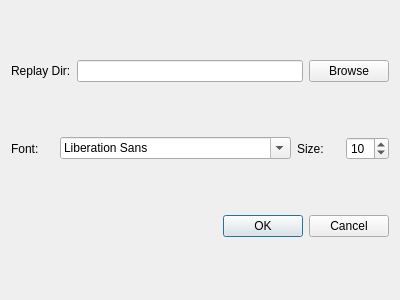
Before: the Qt Designer form preferences.ui in computerfr33k/Dota2_Replay_Manager, drawn with Qt 5.
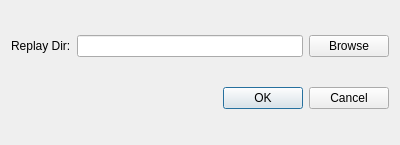
After: the same form once the commit is applied.

Patch:
```diff
--- a/preferences.ui
+++ b/preferences.ui
@@ -7,7 +7,7 @@
     <x>0</x>
     <y>0</y>
     <width>400</width>
-    <height>300</height>
+    <height>145</height>
    </rect>
   </property>
   <property name="windowTitle">
@@ -35,34 +35,6 @@
      </item>
     </layout>
    </item>
-   <item>
-    <layout class="QHBoxLayout" name="horizontalLayout_2">
-     <item>
-      <widget class="QLabel" name="label_2">
-       <property name="text">
-        <string>Font:</string>
-       </property>
-      </widget>
-     </item>
-     <item>
-      <widget class="QFontComboBox" name="fontComboBox"/>
-     </item>
-     <item>
-      <widget class="QLabel" name="label_3">
-       <property name="text">
-        <string>Size:</string>
-       </property>
-      </widget>
-     </item>
-     <item>
-      <widget class="QSpinBox" name="spinBox">
-       <property name="value">
-        <number>10</number>
-       </property>
-      </widget>
-     </item>
-    </layout>
-   </item>
    <item>
     <widget class="QDialogButtonBox" name="buttonBox">
      <property name="orientation">
```
